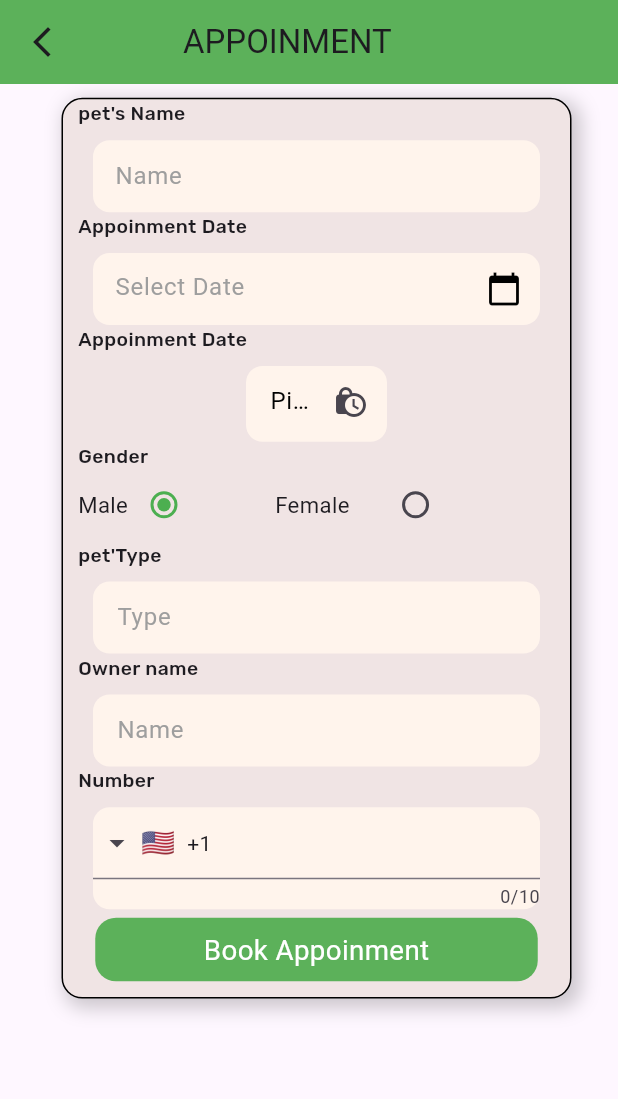
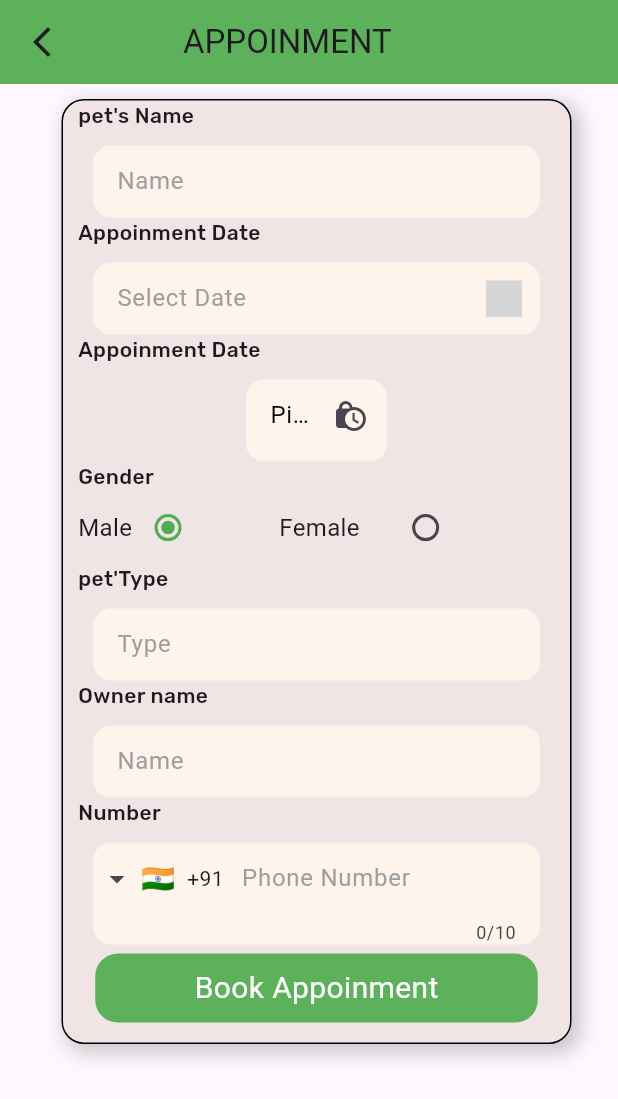
Before and after one commit to noorafathima419/pet_clinic, a Flutter app: the UserAddAppoinmentDetails screen opened directly, on a phone screen of 412 x 824 dp. Shown: the top 1099 px of the screen. Run offline on Flutter 3.47's test engine with Material 3 defaults, Android fonts, the phone set to English and light mode, and no system bars; drawn by our look-alikes of intl_phone_field; our stand-ins replace cloud_firestore, firebase_core, flutter_screenutil, flutter_svg, google_fonts, shared_preferences; accounts and stored records are empty; Roboto replaces fonts that are missing (Hind); grey boxes are pictures that could not be loaded.

Commit message:
23/04/2025

```diff
--- a/lib/Doctor/Doctor_signup.dart
+++ b/lib/Doctor/Doctor_signup.dart
@@ -26,8 +26,8 @@ class _DoctorSignupState extends State<DoctorSignup> {
     FirebaseFirestore.instance.collection("Doctor_Register").add({
       "name": namectrl.text,
       "number": numberctrl.text,
-      "experience":experiencectrl,
-      "qualification":qualification,
+      "experience":experiencectrl.text,
+      "qualification":qualification.text,
       "email": emailctrl.text,
       "password": passwordctrl.text,
 
--- a/lib/User/User_add_appoinment_details.dart
+++ b/lib/User/User_add_appoinment_details.dart
@@ -1,8 +1,11 @@
+import 'package:cloud_firestore/cloud_firestore.dart';
 import 'package:flutter/cupertino.dart';
 import 'package:flutter/material.dart';
 import 'package:flutter_screenutil/flutter_screenutil.dart';
+import 'package:flutter_svg/svg.dart';
 import 'package:google_fonts/google_fonts.dart';
 import 'package:intl_phone_field/intl_phone_field.dart';
+import 'package:pet_clinic/User/User_navigationbar.dart';
 
 class UserAddAppoinmentDetails extends StatefulWidget {
   const UserAddAppoinmentDetails({super.key});
@@ -14,11 +17,11 @@ class UserAddAppoinmentDetails extends StatefulWidget {
 
 class _UserAddAppoinmentDetailsState extends State<UserAddAppoinmentDetails> {
   String? selectedGender = "Male";
-  String? selectedPetType;
-  String? selectedDay, selectedMonth, selectedYear;
-  String? selectedColor;
-  String? selectedWeight;
-  bool isFemale = true;
+  // String? selectedPetType;
+  // String? selectedDay, selectedMonth, selectedYear;
+  // String? selectedColor;
+  // String? selectedWeight;
+  // bool isFemale = true;
   DateTime? selectedDate;
 
   Future<void> _selectDate(BuildContext context) async {
@@ -37,17 +40,53 @@ class _UserAddAppoinmentDetailsState extends State<UserAddAppoinmentDetails> {
 
   TextEditingController timeController = TextEditingController();
 
-  Future<void> _selectTime(BuildContext context) async {
-    TimeOfDay? pickedTime = await showTimePicker(
+  TimeOfDay _selectedTime = TimeOfDay.now();
+
+  Future<void> _pickTime() async {
+    final TimeOfDay? picked = await showTimePicker(
       context: context,
-      initialTime: TimeOfDay.now(),
+      initialTime: _selectedTime,
     );
 
-    if (pickedTime != null) {
+    if (picked != null && picked != _selectedTime) {
       setState(() {
-        timeController.text = pickedTime.format(context); // Formats time
+        _selectedTime = picked;
       });
     }
+  }
+
+  final form_key = GlobalKey<FormState>();
+  TextEditingController namectrl = TextEditingController();
+  TextEditingController numberctrl = TextEditingController();
+  TextEditingController ownerctrl = TextEditingController();
+  TextEditingController datectrl = TextEditingController();
+  TextEditingController pettypectrl = TextEditingController();
+  TextEditingController timectrl = TextEditingController();
+  TextEditingController genderctrl = TextEditingController();
+
+  Future<void> pets() async {
+    if (!form_key.currentState!.validate()) {
+      return;
+    }
+    FirebaseFirestore.instance.collection("Appoinment_details").add({
+      "name": namectrl.text,
+      "number": numberctrl.text,
+      "time": _selectedTime.format(context),
+      "pet_type": pettypectrl.text,
+      "date": selectedDate,
+      "owner_name": ownerctrl.text,
+      "gender": selectedGender ?? "Male",
+      "Status": 0,
+      "Profile_path":
+      "https://images.pexels.com/photos/213780/pexels-photo-213780.jpeg?auto=compress&cs=tinysrgb&dpr=1&w=500"
+    });
+
+    print("Success");
+    Navigator.push(context, MaterialPageRoute(
+      builder: (context) {
+        return NavigationBarUser();
+      },
+    ));
   }
 
   @override
@@ -59,7 +98,7 @@ class _UserAddAppoinmentDetailsState extends State<UserAddAppoinmentDetails> {
           Icons.arrow_back_ios_new,
         ),
         title: Padding(
-          padding: EdgeInsets.only(left: 50.w),
+          padding: EdgeInsets.only(left: 50),
           child: Text(
             "APPOINMENT",
             style: GoogleFonts.hind(),
@@ -67,43 +106,48 @@ class _UserAddAppoinmentDetailsState extends State<UserAddAppoinmentDetails> {
         ),
       ),
       body: ListView(children: [
-        Column(
+        Form(
+          key: form_key,
+          child: Column(
             children: [
               Padding(
-                padding: EdgeInsets.only(left: 10.w, top: 10.h),
+                  padding: EdgeInsets.only(left: 10, top: 10),
                   child: Container(
                     child: Column(
                       children: [
                         Row(
                           children: [
                             SizedBox(
-                            width: 10.w,
+                              width: 10,
                             ),
                             Text(
                               "pet's Name",
                               style: GoogleFonts.rubik(
-                                fontSize: 14.sp, fontWeight: FontWeight.w500),
+                                  fontSize: 14, fontWeight: FontWeight.w500),
                             )
                           ],
                         ),
                         Padding(
                           padding:
-                            EdgeInsets.only(left: 20.w, right: 20.w, top: 10.h),
+                          EdgeInsets.only(left: 20, right: 20, top: 10),
                           child: Container(
                             decoration: BoxDecoration(
-                            color: Color(0xFFFFF4EC), // Light peach background
+                              color:
+                              Color(0xFFFFF4EC), // Light peach background
                               borderRadius:
-                                BorderRadius.circular(12.r), // Rounded corners
+                              BorderRadius.circular(12), // Rounded corners
                             ),
                             child: TextFormField(
+                              controller: namectrl,
                               decoration: InputDecoration(
                                 hintText: "Name",
                                 hintStyle: TextStyle(
                                     color: Colors.grey), // Hint text color
-                              border: InputBorder.none, // Remove default border
+                                border:
+                                InputBorder.none, // Remove default border
                                 contentPadding: EdgeInsets.symmetric(
-                                  horizontal: 16.sp,
-                                  vertical: 12.sp), // Padding inside field
+                                    horizontal: 16,
+                                    vertical: 12), // Padding inside field
                               ),
                             ),
                           ),
@@ -111,34 +155,53 @@ class _UserAddAppoinmentDetailsState extends State<UserAddAppoinmentDetails> {
                         Row(
                           children: [
                             SizedBox(
-                            width: 10.w,
+                              width: 10,
                             ),
                             Text(
                               "Appoinment Date",
                               style: GoogleFonts.rubik(
-                                fontSize: 14.sp, fontWeight: FontWeight.w500),
+                                  fontSize: 14, fontWeight: FontWeight.w500),
                             )
                           ],
                         ),
                         Padding(
                           padding:
-                            EdgeInsets.only(left: 20.w, right: 20.w, top: 10.h),
+                          EdgeInsets.only(left: 20, right: 20, top: 10),
                           child: Container(
-                          width: 300.w,
+                            width: 300,
                             decoration: BoxDecoration(
-                            color: Color(0xFFFFF4EC), // Light peach background
-                            borderRadius: BorderRadius.circular(12.r),
+                              color:
+                              Color(0xFFFFF4EC), // Light peach background
+                              borderRadius: BorderRadius.circular(12),
                             ),
                             child: TextFormField(
+                              controller: TextEditingController(
+                                text: selectedDate == null
+                                    ? ""
+                                    : "${selectedDate!.day}/${selectedDate!.month}/${selectedDate!.year}",
+                              ),
+                              validator: (value) {
+                                if (value!.isEmpty) {
+                                  return "Empty password";
+                                }
+                                return null;
+                              },
                               readOnly: true, // Prevents manual typing
                               decoration: InputDecoration(
                                 hintText: "Select Date",
                                 hintStyle: TextStyle(color: Colors.grey),
                                 border: InputBorder.none,
                                 contentPadding: EdgeInsets.symmetric(
-                                  horizontal: 16.sp, vertical: 12.sp),
-                              suffixIcon: Icon(Icons.calendar_today,
-                                  color: Colors.black), // Calendar icon
+                                    horizontal: 16, vertical: 12),
+                                suffixIcon: Padding(
+                                  padding: EdgeInsets.all(12.0),
+                                  child: SvgPicture.asset(
+                                    'assets/Vector (5).svg', // ✅ Ensure this file exists
+                                    height: 20.h,
+                                    width: 20.w,
+                                    color: Colors.black,
+                                  ),
+                                ), // Calendar icon
                               ),
                               onTap: () {
                                 _selectDate(context); // Open calendar on tap
@@ -149,27 +212,35 @@ class _UserAddAppoinmentDetailsState extends State<UserAddAppoinmentDetails> {
                         Row(
                           children: [
                             SizedBox(
-                            width: 10.w,
+                              width: 10,
                             ),
                             Text(
                               "Appoinment Date",
                               style: GoogleFonts.rubik(
-                                fontSize: 14.sp, fontWeight: FontWeight.w500),
+                                  fontSize: 14, fontWeight: FontWeight.w500),
                             ),
                           ],
                         ),
                         Padding(
                           padding:
-                            EdgeInsets.only(left: 20.w, right: 20.w, top: 10.h),
+                          EdgeInsets.only(left: 20, right: 20, top: 10),
                           child: Container(
-                          width: 94.w,
-                          height: 54.72.h,
+                            width: 94,
+                            height: 54.72,
                             decoration: BoxDecoration(
-                            color: Color(0xFFFFF4EC), // Light peach background
+                              color:
+                              Color(0xFFFFF4EC), // Light peach background
                               borderRadius:
-                                BorderRadius.circular(12.r), // Rounded corners
+                              BorderRadius.circular(12), // Rounded corners
                             ),
                             child: TextFormField(
+                              controller: timectrl,
+                              // // validator: (value) {
+                              // //   if (value!.isEmpty) {
+                              // //     return "Empty password";
+                              // //   }
+                              // //   return null;
+                              // },
                               decoration: InputDecoration(
                                   hintText: "Pick Time",
                                   hintStyle: TextStyle(
@@ -181,8 +252,11 @@ class _UserAddAppoinmentDetailsState extends State<UserAddAppoinmentDetails> {
                                   suffixIcon: Icon(
                                       Icons.lock_clock) // Padding inside field
                               ),
-                            onTap: () {
-                              _selectTime(context); // Open time picker on tap
+                              onTap: () async {
+                                await _pickTime();
+                                timectrl.text = _selectedTime
+                                    .format(context); // <-- Add this
+                                // Open time picker on tap
                               },
                             ),
                           ),
@@ -190,20 +264,20 @@ class _UserAddAppoinmentDetailsState extends State<UserAddAppoinmentDetails> {
                         Row(
                           children: [
                             SizedBox(
-                            width: 10.w,
+                              width: 10,
                             ),
                             Text(
                               "Gender",
                               style: GoogleFonts.rubik(
-                                fontSize: 14.sp, fontWeight: FontWeight.w500),
+                                  fontSize: 14, fontWeight: FontWeight.w500),
                             ),
                           ],
                         ),
                         Padding(
-                        padding: EdgeInsets.only(left: 10.w),
+                          padding: EdgeInsets.only(left: 10),
                           child: Row(
                             children: [
-                            Text("Male", style: TextStyle(fontSize: 16.sp)),
+                              Text("Male", style: TextStyle(fontSize: 16)),
                               Radio(
                                 value: "Male",
                                 groupValue: selectedGender,
@@ -215,11 +289,11 @@ class _UserAddAppoinmentDetailsState extends State<UserAddAppoinmentDetails> {
                                 activeColor: Colors.green, // Selected color
                               ),
                               SizedBox(
-                              width: 50.w,
+                                width: 50,
                               ),
-                            Text("Female", style: TextStyle(fontSize: 16.sp)),
+                              Text("Female", style: TextStyle(fontSize: 16)),
                               SizedBox(
-                              width: 20.w,
+                                width: 20,
                               ),
                               Radio(
                                 value: "Female",
@@ -237,30 +311,39 @@ class _UserAddAppoinmentDetailsState extends State<UserAddAppoinmentDetails> {
                         Row(
                           children: [
                             SizedBox(
-                            width: 10.w,
+                              width: 10,
                             ),
                             Text(
                               "pet'Type",
                               style: GoogleFonts.rubik(
-                                fontSize: 14.sp, fontWeight: FontWeight.w500),
+                                  fontSize: 14, fontWeight: FontWeight.w500),
                             ),
                           ],
                         ),
                         Padding(
                           padding:
-                            EdgeInsets.only(left: 20.w, right: 20.w, top: 10.h),
+                          EdgeInsets.only(left: 20, right: 20, top: 10),
                           child: Container(
                             decoration: BoxDecoration(
-                            color: Color(0xFFFFF4EC), // Light peach background
+                              color:
+                              Color(0xFFFFF4EC), // Light peach background
                               borderRadius:
-                                BorderRadius.circular(12.r), // Rounded corners
+                              BorderRadius.circular(12), // Rounded corners
                             ),
                             child: TextFormField(
+                              controller: pettypectrl,
+                              validator: (value) {
+                                if (value!.isEmpty) {
+                                  return "Empty password";
+                                }
+                                return null;
+                              },
                               decoration: InputDecoration(
                                 hintText: "Type",
                                 hintStyle: TextStyle(
                                     color: Colors.grey), // Hint text color
-                              border: InputBorder.none, // Remove default border
+                                border:
+                                InputBorder.none, // Remove default border
                                 contentPadding: EdgeInsets.symmetric(
                                     horizontal: 16,
                                     vertical: 12), // Padding inside field
@@ -271,30 +354,39 @@ class _UserAddAppoinmentDetailsState extends State<UserAddAppoinmentDetails> {
                         Row(
                           children: [
                             SizedBox(
-                            width: 10.w,
+                              width: 10,
                             ),
                             Text(
                               "Owner name",
                               style: GoogleFonts.rubik(
-                                fontSize: 14.sp, fontWeight: FontWeight.w500),
+                                  fontSize: 14, fontWeight: FontWeight.w500),
                             ),
                           ],
                         ),
                         Padding(
                           padding:
-                            EdgeInsets.only(left: 20.w, right: 20.w, top: 10.h),
+                          EdgeInsets.only(left: 20, right: 20, top: 10),
                           child: Container(
                             decoration: BoxDecoration(
-                            color: Color(0xFFFFF4EC), // Light peach background
+                              color:
+                              Color(0xFFFFF4EC), // Light peach background
                               borderRadius:
-                                BorderRadius.circular(12.r), // Rounded corners
+                              BorderRadius.circular(12), // Rounded corners
                             ),
                             child: TextFormField(
+                              controller: ownerctrl,
+                              validator: (value) {
+                                if (value!.isEmpty) {
+                                  return "Empty password";
+                                }
+                                return null;
+                              },
                               decoration: InputDecoration(
                                 hintText: "Name",
                                 hintStyle: TextStyle(
                                     color: Colors.grey), // Hint text color
-                              border: InputBorder.none, // Remove default border
+                                border:
+                                InputBorder.none, // Remove default border
                                 contentPadding: EdgeInsets.symmetric(
                                     horizontal: 16,
                                     vertical: 12), // Padding inside field
@@ -305,64 +397,74 @@ class _UserAddAppoinmentDetailsState extends State<UserAddAppoinmentDetails> {
                         Row(
                           children: [
                             SizedBox(
-                            width: 10.w,
+                              width: 10,
                             ),
                             Text(
                               "Number",
                               style: GoogleFonts.rubik(
-                                fontSize: 14.sp, fontWeight: FontWeight.w500),
+                                  fontSize: 14, fontWeight: FontWeight.w500),
                             ),
                           ],
                         ),
                         Padding(
                           padding:
-                            EdgeInsets.only(left: 20.w, right: 20.w, top: 10.h),
+                          EdgeInsets.only(left: 20, right: 20, top: 10),
                           child: Container(
                             decoration: BoxDecoration(
-                            color: Color(0xFFFFF4EC), // Light peach background
-                            borderRadius:
-                                BorderRadius.circular(12.r), // Rounded corners
+                              color: Color(0xFFFFF4EC),
+                              borderRadius: BorderRadius.circular(12),
                             ),
-                          child: TextFormField(
+                            child: IntlPhoneField(
+                              controller: numberctrl,
+                              initialCountryCode:
+                              'IN', // or your preferred country
                               decoration: InputDecoration(
-                              prefixIcon: IntlPhoneField(),
-                              hintStyle: TextStyle(
-                                  color: Colors.grey), // Hint text color
-                              border: InputBorder.none, // Remove default border
+                                hintText: "Phone Number",
+                                hintStyle: TextStyle(color: Colors.grey),
+                                border: InputBorder.none,
                                 contentPadding: EdgeInsets.symmetric(
-                                  horizontal: 16,
-                                  vertical: 12), // Padding inside field
+                                    horizontal: 16, vertical: 12),
                               ),
+                              onChanged: (phone) {
+                                print(phone.completeNumber);
+                              },
                             ),
                           ),
                         ),
                         SizedBox(
-                        height: 6.h,
+                          height: 6,
                         ),
-                      Container(
+                        GestureDetector(
+                          onTap: () {
+                            if (form_key.currentState!.validate()) {
+                              pets();
+                            }
+                          },
+                          child: Container(
                             child: Center(
                               child: Text(
                                 "Book Appoinment",
                                 style: GoogleFonts.hind(
-                                color: Colors.white, fontSize: 20.sp),
+                                    color: Colors.white, fontSize: 20),
                               ),
                             ),
-                        width: 295.w,
-                        height: 46.h,
+                            width: 295,
+                            height: 46,
                             decoration: BoxDecoration(
                                 color: Color(0xff5CB15A),
-                            borderRadius: BorderRadius.circular(15.r)),
+                                borderRadius: BorderRadius.circular(15)),
+                          ),
                         )
                       ],
                     ),
-                  height: 650.h,
-                  width: 340.w,
+                    height: 630,
+                    width: 340,
                     decoration: BoxDecoration(
                       color: Color(0xffF0E4E4), // Background color
                       borderRadius:
-                        BorderRadius.circular(15.r), // Rounded corners
+                      BorderRadius.circular(15), // Rounded corners
                       border: Border.all(
-                        width: 1.w, color: Colors.black), // Border color
+                          width: 1, color: Colors.black), // Border color
                       boxShadow: [
                         BoxShadow(
                           color: Colors.black.withOpacity(0.2), // Shadow color
@@ -376,6 +478,7 @@ class _UserAddAppoinmentDetailsState extends State<UserAddAppoinmentDetails> {
                   ))
             ],
           ),
+        ),
       ]),
     );
   }
--- a/lib/User/user_login.dart
+++ b/lib/User/user_login.dart
@@ -36,7 +36,7 @@ class _UserLoginState extends State<UserLogin> {
       login_data.setString("login_id", id);
       Navigator.push(context, MaterialPageRoute(
         builder: (context) {
-          return NavigationBarMechanic();
+          return NavigationBarUser();
         },
       ));
     } else {
```
Also changed, not shown: lib/User/User_doctordetails.dart (+19 -6 lines), lib/User/User_homepage.dart (+7 -0 lines), lib/User/User_navigationbar.dart (+5 -5 lines), lib/User/User_notofication.dart (+21 -20 lines). Lines whose indentation alone changed are shown as unchanged.
